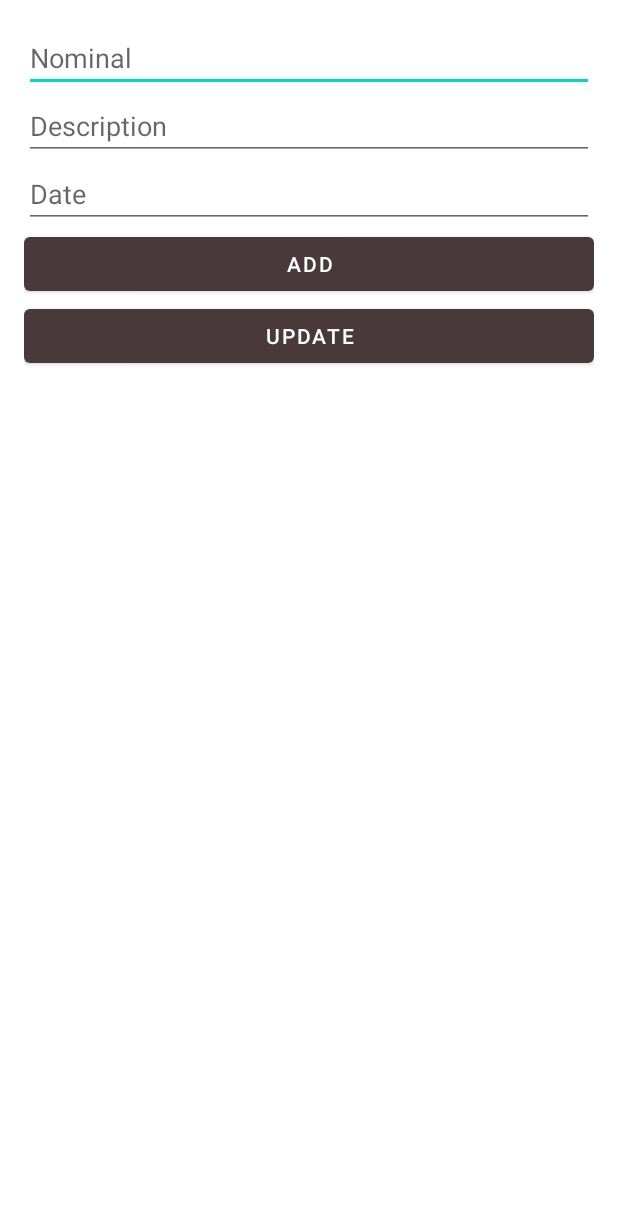
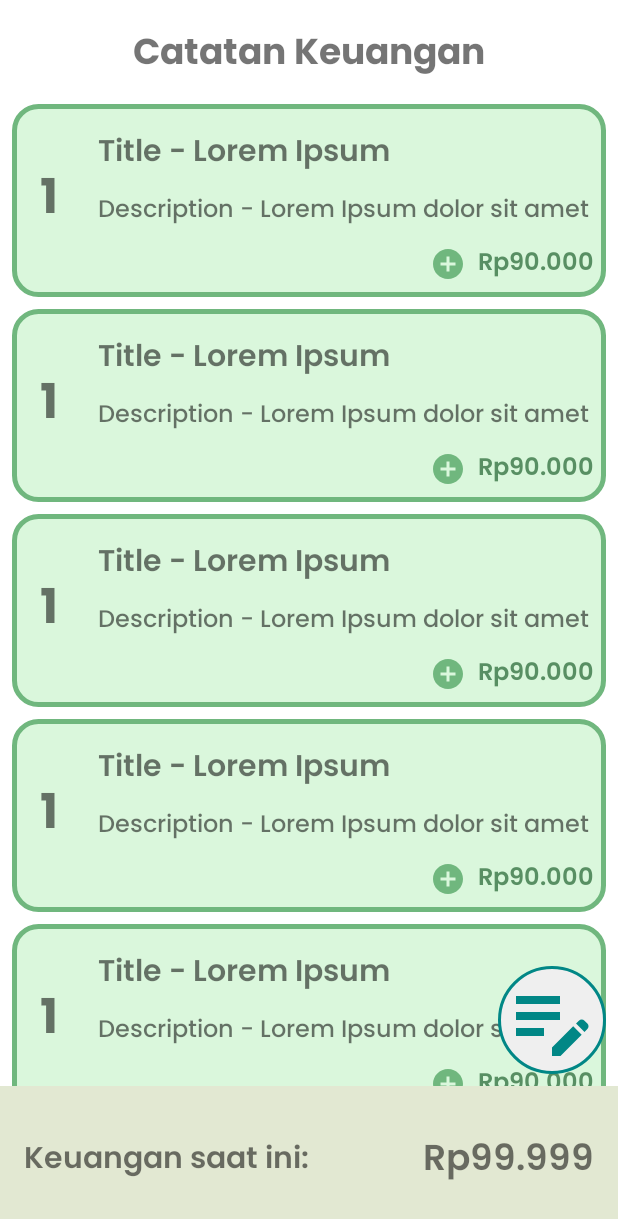
Before and after one commit to farhanhnfx/PPB-Sinau, an Android app: the layout activity_main.xml on its own in the app's theme, with its tools: preview values and no code run, on a phone screen of 412 x 824 dp. Shown: the top 1219 px of the screen. Run offline under Robolectric (Android 15) with nearby library versions, the phone set to English and light mode, and no system bars.

Commit message:
pertemuan 13 - tugas mindah room db ke firebase db - catatan keuangan

```diff
--- /dev/null
+++ b/app/src/main/res/drawable/baseline_add_circle_24.xml
@@ -0,0 +1,5 @@
+<vector android:height="24dp" android:tint="@color/green"
+    android:viewportHeight="24" android:viewportWidth="24"
+    android:width="24dp" xmlns:android="http://schemas.android.com/apk/res/android">
+    <path android:fillColor="@android:color/white" android:pathData="M12,2C6.48,2 2,6.48 2,12s4.48,10 10,10 10,-4.48 10,-10S17.52,2 12,2zM17,13h-4v4h-2v-4L7,13v-2h4L11,7h2v4h4v2z"/>
+</vector>
--- /dev/null
+++ b/app/src/main/res/drawable/baseline_remove_circle_24.xml
@@ -0,0 +1,5 @@
+<vector android:height="24dp" android:tint="@color/dark_red"
+    android:viewportHeight="24" android:viewportWidth="24"
+    android:width="24dp" xmlns:android="http://schemas.android.com/apk/res/android">
+    <path android:fillColor="@android:color/white" android:pathData="M12,2C6.48,2 2,6.48 2,12s4.48,10 10,10 10,-4.48 10,-10S17.52,2 12,2zM17,13L7,13v-2h10v2z"/>
+</vector>
--- a/app/src/main/res/layout/activity_main.xml
+++ b/app/src/main/res/layout/activity_main.xml
@@ -1,49 +1,71 @@
 <?xml version="1.0" encoding="utf-8"?>
-<LinearLayout xmlns:android="http://schemas.android.com/apk/res/android"
+<RelativeLayout xmlns:android="http://schemas.android.com/apk/res/android"
     xmlns:app="http://schemas.android.com/apk/res-auto"
     xmlns:tools="http://schemas.android.com/tools"
     android:layout_width="match_parent"
     android:layout_height="match_parent"
     tools:context=".MainActivity"
-    android:orientation="vertical"
-    android:gravity="center_horizontal"
-    android:padding="16dp">
+    android:orientation="vertical">
 
-    <EditText
-        android:id="@+id/edit_nominal"
+    <TextView
+        android:id="@+id/txt_title"
+        android:layout_width="wrap_content"
+        android:layout_height="wrap_content"
+        android:layout_centerHorizontal="true"
+        android:layout_marginTop="16dp"
+        android:layout_marginBottom="8dp"
+        android:fontFamily="@font/poppins_bold"
+        android:text="Catatan Keuangan"
+        android:textSize="24sp" />
+
+    <androidx.recyclerview.widget.RecyclerView
+        android:id="@+id/rv_content"
         android:layout_width="match_parent"
         android:layout_height="wrap_content"
-        android:hint="Nominal"
+        tools:listitem="@layout/item_card"
+        tools:itemCount="9"
+        android:layout_below="@id/txt_title"
+        android:layout_above="@id/linear_wrapper"
         />
-    <EditText
-        android:id="@+id/edit_desc"
+    <LinearLayout
+        android:id="@+id/linear_wrapper"
         android:layout_width="match_parent"
-        android:layout_height="wrap_content"
-        android:hint="Description"
-        />
-    <EditText
-        android:id="@+id/edit_date"
-        android:layout_width="match_parent"
-        android:layout_height="wrap_content"
-        android:hint="Date"
-        />
-    <Button
+        android:layout_height="100dp"
+        android:background="#E2E8D2"
+        android:orientation="horizontal"
+        android:layout_alignParentBottom="true"
+        android:gravity="center_vertical"
+        android:padding="16dp"
+        >
+        <TextView
+            android:layout_width="0dp"
+            android:layout_height="wrap_content"
+            android:text="Keuangan saat ini:"
+            android:textSize="20sp"
+            android:fontFamily="@font/poppins_semibold"
+            android:layout_weight="1"
+            />
+        <TextView
+            android:id="@+id/txt_total"
+            android:layout_width="wrap_content"
+            android:layout_height="wrap_content"
+            android:text="Rp99.999"
+            android:textSize="24sp"
+            android:fontFamily="@font/poppins_semibold"
+            android:textAlignment="textEnd"
+            />
+    </LinearLayout>
+
+    <ImageButton
         android:id="@+id/btn_add"
-        android:layout_width="match_parent"
-        android:layout_height="wrap_content"
-        android:text="Add"
-        />
-    <Button
-        android:id="@+id/btn_update"
-        android:layout_width="match_parent"
-        android:layout_height="wrap_content"
-        android:text="Update"
-        />
-    <ListView
-        android:id="@+id/list_view"
-        android:layout_width="match_parent"
-        android:layout_height="wrap_content"
-        />
+        android:layout_width="72dp"
+        android:layout_height="72dp"
+        android:layout_above="@id/linear_wrapper"
+        android:layout_alignParentEnd="true"
+        android:layout_marginStart="8dp"
+        android:layout_marginTop="8dp"
+        android:layout_marginEnd="8dp"
+        android:layout_marginBottom="8dp"
+        android:background="@drawable/ic_add_note"/>
 
-
-</LinearLayout>
+</RelativeLayout>
--- /dev/null
+++ b/app/src/main/res/layout/item_card.xml
@@ -0,0 +1,81 @@
+<?xml version="1.0" encoding="utf-8"?>
+<androidx.constraintlayout.widget.ConstraintLayout xmlns:android="http://schemas.android.com/apk/res/android"
+    android:layout_width="match_parent"
+    android:layout_height="wrap_content"
+    xmlns:app="http://schemas.android.com/apk/res-auto"
+    android:background="@drawable/item_green"
+    android:paddingVertical="8dp"
+    android:layout_marginVertical="4dp"
+    android:layout_marginHorizontal="8dp"
+    >
+
+    <androidx.constraintlayout.widget.Guideline
+        android:id="@+id/guideline"
+        android:layout_width="wrap_content"
+        android:layout_height="wrap_content"
+        android:orientation="vertical"
+        app:layout_constraintGuide_percent="0.125"
+        />
+    <TextView
+        android:id="@+id/txt_num"
+        android:layout_width="0dp"
+        android:layout_height="wrap_content"
+        android:text="1"
+        android:textSize="32sp"
+        android:fontFamily="@font/poppins_bold"
+        android:layout_margin="8dp"
+        app:layout_constraintStart_toStartOf="parent"
+        app:layout_constraintEnd_toEndOf="@id/guideline"
+        app:layout_constraintTop_toTopOf="parent"
+        app:layout_constraintBottom_toBottomOf="parent"
+        android:textAlignment="center"
+        />
+
+    <TextView
+        android:id="@+id/txt_title"
+        android:layout_width="0dp"
+        android:layout_height="wrap_content"
+        android:fontFamily="@font/poppins_semibold"
+        android:text="Title - Lorem Ipsum"
+        android:textSize="20sp"
+        android:layout_margin="8dp"
+        app:layout_constraintStart_toStartOf="@id/guideline"
+        app:layout_constraintEnd_toEndOf="parent"
+        app:layout_constraintTop_toTopOf="parent"
+        />
+    <TextView
+        android:id="@+id/txt_desc"
+        android:layout_width="0dp"
+        android:layout_height="wrap_content"
+        android:fontFamily="@font/poppins_medium"
+        android:text="Description - Lorem Ipsum dolor sit amet"
+        android:textSize="16sp"
+        android:layout_margin="8dp"
+        app:layout_constraintStart_toStartOf="@id/guideline"
+        app:layout_constraintEnd_toEndOf="parent"
+        app:layout_constraintTop_toBottomOf="@id/txt_title"
+        />
+    <TextView
+        android:id="@+id/txt_amount"
+        android:layout_width="wrap_content"
+        android:layout_height="wrap_content"
+        android:fontFamily="@font/poppins_semibold"
+        android:text="Rp90.000"
+        android:textSize="16sp"
+        android:layout_margin="8dp"
+        app:layout_constraintEnd_toEndOf="parent"
+        android:textColor="#588F63"
+        app:layout_constraintTop_toBottomOf="@id/txt_desc"
+        />
+    <ImageView
+        android:id="@+id/ic_action"
+        android:layout_width="wrap_content"
+        android:layout_height="wrap_content"
+        android:background="@drawable/baseline_add_circle_24"
+        android:layout_margin="8dp"
+        app:layout_constraintEnd_toStartOf="@id/txt_amount"
+        app:layout_constraintTop_toTopOf="@id/txt_amount"
+        app:layout_constraintBottom_toBottomOf="@id/txt_amount"
+        />
+
+</androidx.constraintlayout.widget.ConstraintLayout>
--- a/app/src/main/res/values/strings.xml
+++ b/app/src/main/res/values/strings.xml
@@ -1,5 +1,5 @@
 <resources>
-    <string name="app_name">PPB Sinau</string>
+    <string name="app_name">PPB Catatan Keuangan</string>
     <array name="category">
         <item>Pemasukan</item>
         <item>Pengeluaran</item>
```
Also changed, not shown: app/src/main/java/com/example/ppb/Budget.kt (deleted, +0 -11 lines), app/src/main/java/com/example/ppb/MainActivity.kt (+96 -71 lines), app/src/main/java/com/example/ppb/Note.kt (added, +9 -0 lines), app/src/main/java/com/example/ppb/NoteAdapter.kt (added, +45 -0 lines), app/src/main/java/com/example/ppb/NotePopupDialog.kt (added, +60 -0 lines), app/src/main/res/layout/note_dialog.xml (added, +68 -0 lines).
